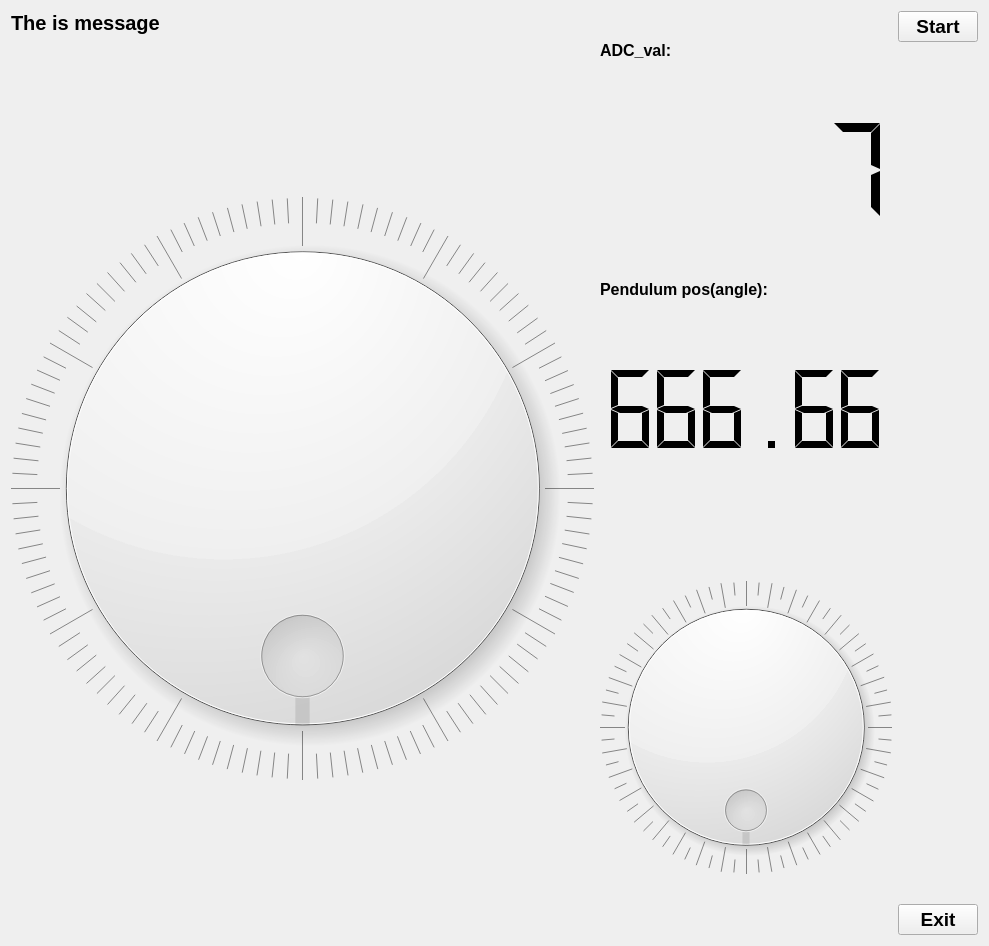
Old version of the form template/pc_assistant/pc_assistant/pc_assistant.ui in the repository a730470317/My_stm32.
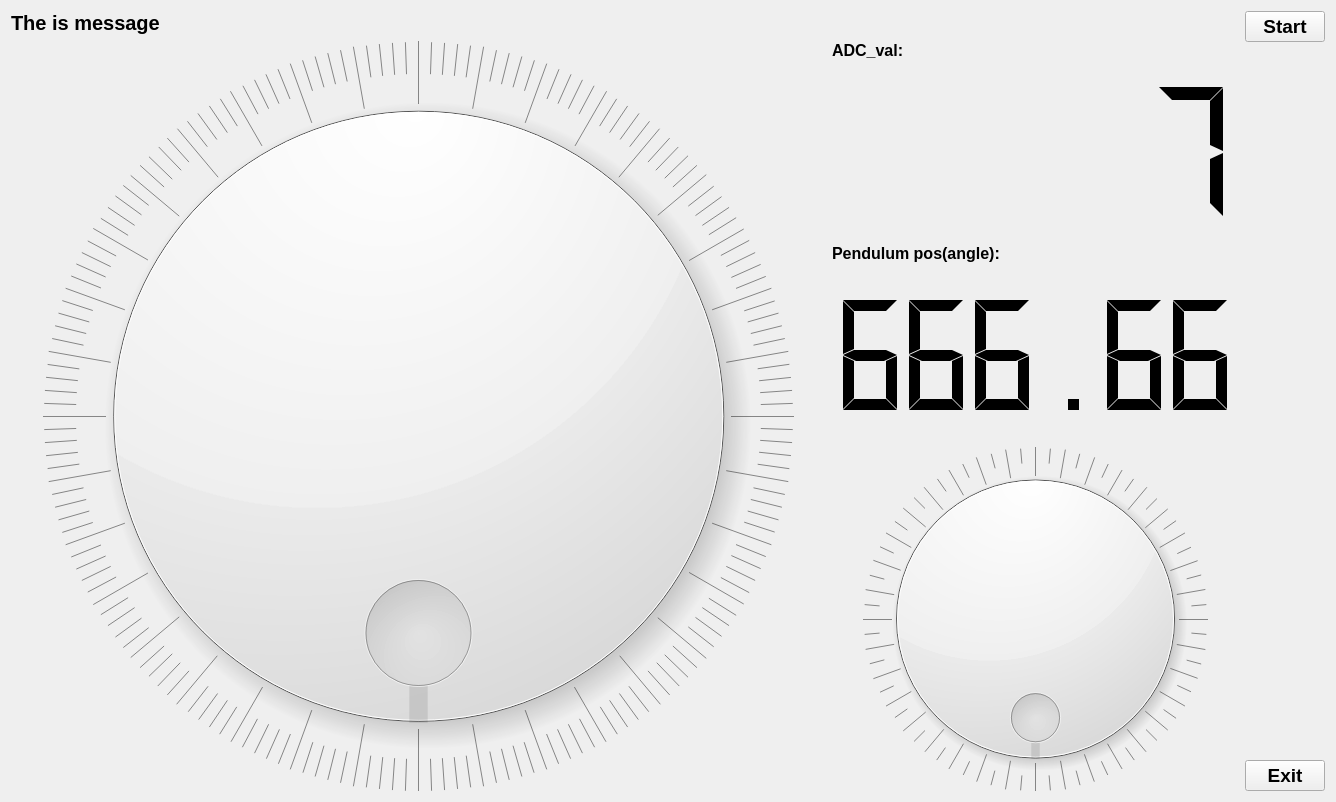
New version of the form.

The edit to the form file:
```diff
--- a/template/pc_assistant/pc_assistant/pc_assistant.ui
+++ b/template/pc_assistant/pc_assistant/pc_assistant.ui
@@ -6,8 +6,8 @@
    <rect>
     <x>0</x>
     <y>0</y>
-    <width>989</width>
-    <height>946</height>
+    <width>1336</width>
+    <height>802</height>
    </rect>
   </property>
   <property name="windowTitle">
```
